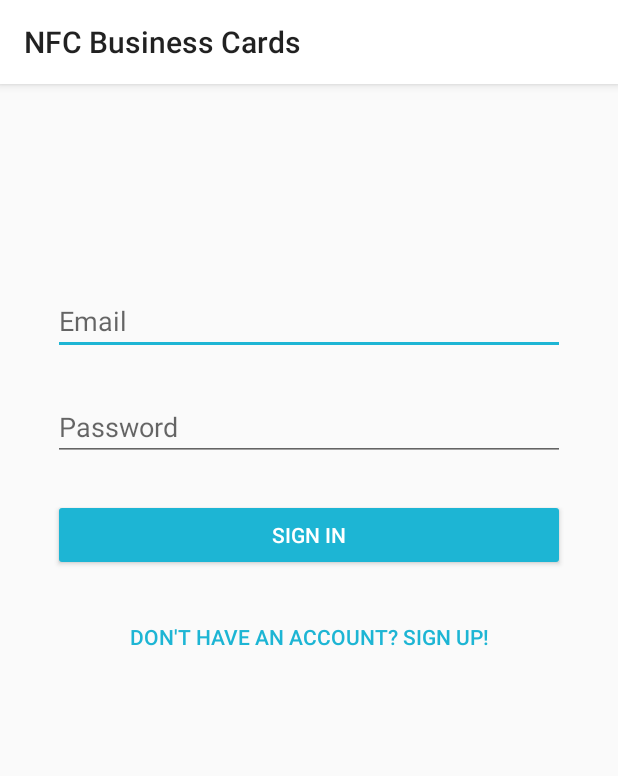
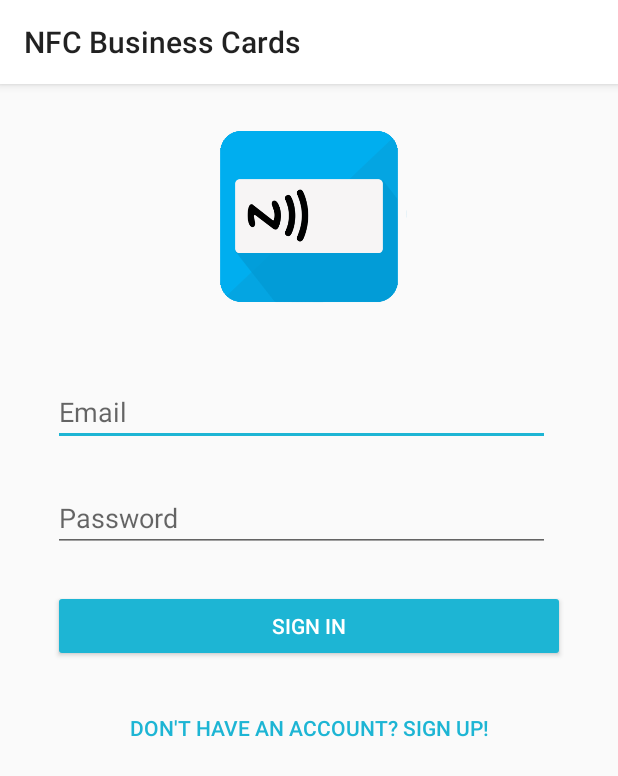
Before and after one commit to LyanTorres/NFCBusinessCards, an Android app: the screen it shows after launch (MainActivity), on a phone screen of 412 x 824 dp. Shown: the top 776 px of the screen. Run offline under Robolectric (Android 15) with nearby library versions, the light colour scheme and no system bars; our stand-ins replace Firebase (no records; nobody signed in at launch, a user with empty details on screens opened directly).

Commit message:
More minor UI changes while planning out onboarding

```diff
--- a/TorresLyan_PP6/app/src/main/res/layout/fragment_sign_in.xml
+++ b/TorresLyan_PP6/app/src/main/res/layout/fragment_sign_in.xml
@@ -18,14 +18,25 @@
 
         <Space
             android:layout_width="match_parent"
-            android:layout_height="135dp" />
+            android:layout_height="25dp" />
+
+        <ImageView
+            android:layout_width="match_parent"
+            android:layout_height="125dp"
+            android:scaleType="fitCenter"
+            android:src="@drawable/app_logo"
+            android:visibility="visible" />
+
+        <Space
+            android:layout_width="match_parent"
+            android:layout_height="45dp" />
 
         <EditText
             android:id="@+id/email_ET"
             android:layout_width="match_parent"
             android:layout_height="wrap_content"
             android:layout_marginLeft="35dp"
-            android:layout_marginRight="35dp"
+            android:layout_marginRight="45dp"
             android:ems="10"
             android:hint="@string/email_hint"
             android:inputType="textEmailAddress" />
@@ -39,7 +50,7 @@
             android:layout_width="match_parent"
             android:layout_height="wrap_content"
             android:layout_marginLeft="35dp"
-            android:layout_marginRight="35dp"
+            android:layout_marginRight="45dp"
             android:ems="10"
             android:hint="@string/password_hint"
             android:inputType="textPassword" />
--- a/TorresLyan_PP6/app/src/main/res/values/colors.xml
+++ b/TorresLyan_PP6/app/src/main/res/values/colors.xml
@@ -1,7 +1,7 @@
 <?xml version="1.0" encoding="utf-8"?>
 <resources>
     <color name="colorPrimary">#ffffff</color>
-    <color name="colorPrimaryDark">#cfcfcf</color>
+    <color name="colorPrimaryDark">#b9b9b9</color>
     <color name="colorAccent">#1db5d4</color>
 
     <color name="green">#19a12b</color>
```
Also changed, not shown: TorresLyan_PP6/app/src/main/res/layout/fragment_sign_up.xml (+13 -1 lines).
